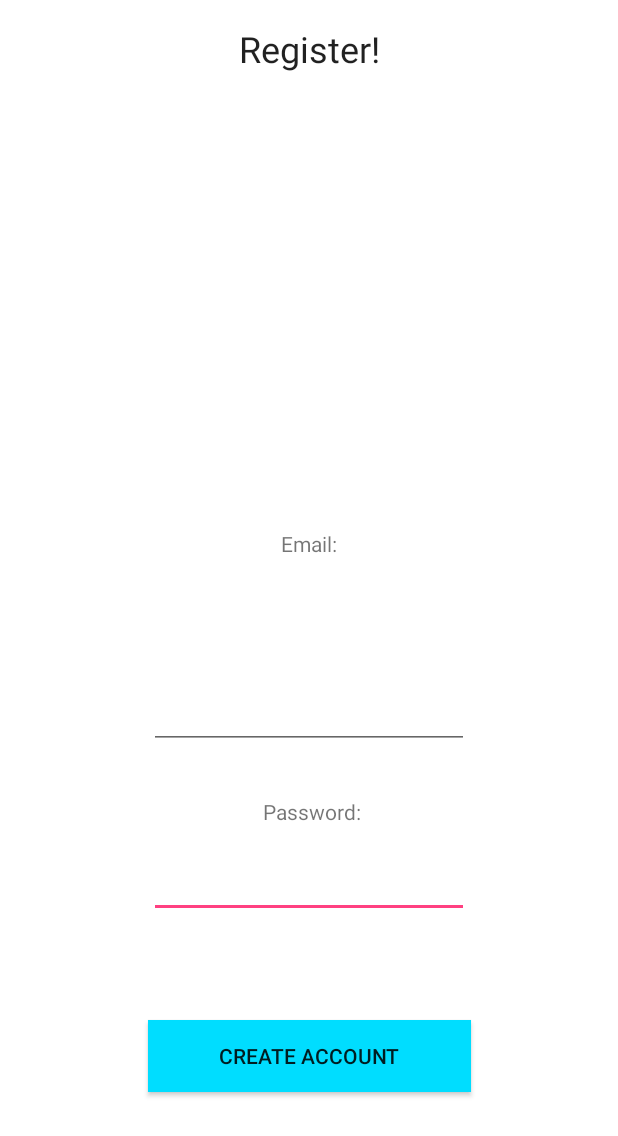
After one commit to calzoom/MDBSocials, an Android app: the layout activity_register.xml on its own in the app's theme, with its tools: preview values and no code run, on a phone screen of 412 x 824 dp. The commit adds this screen. Shown: the top 1136 px of the screen. Run offline under Robolectric (Android 15) with nearby library versions, the phone set to English and light mode, and no system bars.

Commit message:
Register Activity xml

```diff
--- a/app/src/main/java/com/example/japjot/mdbsocials/MainActivity.java
+++ b/app/src/main/java/com/example/japjot/mdbsocials/MainActivity.java
@@ -22,6 +22,7 @@ import com.google.firebase.auth.FirebaseUser;
 
 public class MainActivity extends AppCompatActivity implements View.OnClickListener{
 
+    public static String email;
     private FirebaseAuth mAuth;
     private FirebaseAuth.AuthStateListener mAuthListener;
 
@@ -66,7 +67,7 @@ public class MainActivity extends AppCompatActivity implements View.OnClickListe
             p.setVisibility(ProgressBar.VISIBLE);
 
 //            Attempt log in
-            FirebaseUtils.attemptLogin(((EditText) findViewById(R.id.editText)).getText().toString(),((EditText) findViewById(R.id.editText2)).getText().toString(),mAuth,getApplicationContext(),this);
+            FirebaseUtils.attemptLogin(((EditText) findViewById(R.id.emailAddressText)).getText().toString(),((EditText) findViewById(R.id.passwordText)).getText().toString(),mAuth,getApplicationContext(),this);
 
             p.setVisibility(View.INVISIBLE);
         }
--- a/app/src/main/java/com/example/japjot/mdbsocials/RegisterActivity.java
+++ b/app/src/main/java/com/example/japjot/mdbsocials/RegisterActivity.java
@@ -1,7 +1,16 @@
 package com.example.japjot.mdbsocials;
 
+import android.content.Intent;
+import android.os.Bundle;
+import android.support.annotation.NonNull;
 import android.support.v7.app.AppCompatActivity;
+import android.util.Log;
 import android.view.View;
+import android.widget.Button;
+import android.widget.EditText;
+
+import com.google.firebase.auth.FirebaseAuth;
+import com.google.firebase.auth.FirebaseUser;
 
 /**
  * Created by japjot on 2/21/18.
@@ -9,5 +18,62 @@ import android.view.View;
 
 class RegisterActivity extends AppCompatActivity implements View.OnClickListener{
 
-    p
+    private FirebaseAuth mAuth;
+    private FirebaseAuth.AuthStateListener mAuthListener;
+
+    @Override
+    protected void onCreate(Bundle savedInstanceState) {
+        super.onCreate(savedInstanceState);
+        setContentView(R.layout.activity_register);
+
+        //set up onclick listeners for buttons
+        Button register = (Button) findViewById(R.id.button4);
+        register.setOnClickListener(this);
+
+        mAuth = FirebaseAuth.getInstance();
+        mAuthListener = new FirebaseAuth.AuthStateListener() {
+            @Override
+            public void onAuthStateChanged(@NonNull FirebaseAuth firebaseAuth) {
+                FirebaseUser user = firebaseAuth.getCurrentUser();
+                if (user != null) {
+                    // User is signed in
+                    Log.d("Register Status", "onAuthStateChanged:signed_in:" + user.getUid());
+                    MainActivity.email = user.getEmail();
+
+                    // GO TO FEED
+
+//                    Intent intent = new Intent(getApplicationContext(),FeedActivity.class);
+//                    startActivity(intent);
+
+
+
+
+                } else {
+                    // User is signed out
+                    Log.d("Register Status", "onAuthStateChanged:signed_out");
+                }
+
+            }
+        };
+    }
+
+    @Override
+    public void onStart() {
+        super.onStart();
+        mAuth.addAuthStateListener(mAuthListener);
+    }
+    @Override
+    public void onStop() {
+        super.onStop();
+        if (mAuthListener != null) {
+            mAuth.removeAuthStateListener(mAuthListener);
+        }
+    }
+
+    public void onClick(View view) {
+        if (view.getId() == R.id.button4) {
+            FirebaseUtils.attemptRegister(((EditText) findViewById(R.id.registerEmailText)).getText().toString(),((EditText) findViewById(R.id.registerPasswordText)).getText().toString(),mAuth,getApplicationContext(),this);
+        }
+    }
+
 }
--- /dev/null
+++ b/app/src/main/res/layout/activity_register.xml
@@ -0,0 +1,99 @@
+<?xml version="1.0" encoding="utf-8"?>
+<android.support.constraint.ConstraintLayout xmlns:android="http://schemas.android.com/apk/res/android"
+    xmlns:app="http://schemas.android.com/apk/res-auto"
+    xmlns:tools="http://schemas.android.com/tools"
+    android:id="@+id/activity_register"
+    android:layout_width="match_parent"
+    android:layout_height="match_parent"
+    android:background="@android:color/background_light"
+    tools:context="com.example.japjot.mdbsocials.RegisterActivity">
+
+    <TextView
+        android:id="@+id/textView2"
+        android:layout_width="wrap_content"
+        android:layout_height="wrap_content"
+        android:layout_marginLeft="16dp"
+        android:layout_marginRight="16dp"
+        android:layout_marginTop="16dp"
+        android:text="@string/register"
+        android:textAppearance="@style/TextAppearance.AppCompat.Headline"
+        app:layout_constraintLeft_toLeftOf="parent"
+        app:layout_constraintRight_toRightOf="parent"
+        app:layout_constraintTop_toTopOf="parent" />
+
+
+    <Button
+        android:id="@+id/button4"
+        android:layout_width="215dp"
+        android:layout_height="wrap_content"
+        android:layout_marginBottom="96dp"
+        android:layout_marginLeft="16dp"
+        android:layout_marginRight="16dp"
+        android:background="@android:color/holo_blue_bright"
+        android:text="@string/create_account"
+        app:layout_constraintBottom_toBottomOf="parent"
+        app:layout_constraintHorizontal_bias="0.503"
+        app:layout_constraintLeft_toLeftOf="parent"
+        app:layout_constraintRight_toRightOf="parent" />
+
+    <TextView
+        android:id="@+id/textView4"
+        android:layout_width="wrap_content"
+        android:layout_height="wrap_content"
+        android:layout_marginBottom="8dp"
+        android:layout_marginEnd="8dp"
+        android:layout_marginStart="8dp"
+        android:layout_marginTop="8dp"
+        android:text="@string/email"
+        app:layout_constraintBottom_toTopOf="@+id/registerEmailText"
+        app:layout_constraintEnd_toEndOf="parent"
+        app:layout_constraintStart_toStartOf="parent"
+        app:layout_constraintTop_toBottomOf="@+id/textView2"
+        app:layout_constraintVertical_bias="0.8" />
+
+    <TextView
+        android:id="@+id/textView5"
+        android:layout_width="wrap_content"
+        android:layout_height="wrap_content"
+        android:layout_marginBottom="16dp"
+        android:layout_marginEnd="4dp"
+        android:layout_marginStart="8dp"
+        android:text="@string/passwordText"
+        app:layout_constraintBottom_toTopOf="@+id/registerPasswordText"
+        app:layout_constraintEnd_toEndOf="parent"
+        app:layout_constraintStart_toStartOf="parent" />
+
+    <EditText
+        android:id="@+id/registerPasswordText"
+        android:layout_width="wrap_content"
+        android:layout_height="wrap_content"
+        android:layout_marginBottom="68dp"
+        android:layout_marginEnd="8dp"
+        android:layout_marginStart="8dp"
+        android:ems="10"
+        android:inputType="textPassword"
+        app:layout_constraintBottom_toTopOf="@+id/button4"
+        app:layout_constraintEnd_toEndOf="parent"
+        app:layout_constraintStart_toStartOf="parent" />
+
+    <EditText
+        android:id="@+id/registerEmailText"
+        android:layout_width="wrap_content"
+        android:layout_height="wrap_content"
+        android:layout_marginBottom="32dp"
+        android:layout_marginEnd="8dp"
+        android:layout_marginStart="8dp"
+        android:ems="10"
+        android:inputType="textEmailAddress"
+        app:layout_constraintBottom_toTopOf="@+id/textView5"
+        app:layout_constraintEnd_toEndOf="parent"
+        app:layout_constraintStart_toStartOf="parent" />
+
+</android.support.constraint.ConstraintLayout>
+
+<!--<?xml version="1.0" encoding="utf-8"?>-->
+<!--<android.support.constraint.ConstraintLayout-->
+    <!--xmlns:android="http://schemas.android.com/apk/res/android" android:layout_width="match_parent"-->
+    <!--android:layout_height="match_parent">-->
+
+<!--</android.support.constraint.ConstraintLayout>-->
--- a/app/src/main/res/values/strings.xml
+++ b/app/src/main/res/values/strings.xml
@@ -6,4 +6,11 @@
     <string name="password">Password</string>
     <string name="email_address">Email Address</string>
     <string name="todo">TODO</string>
+    <string name="register">Register!</string>
+    <string name="email_address">Email Address</string>
+    <string name="password">Password</string>
+    <string name="create_account">Create Account</string>
+    <string name="register">Register!</string>
+    <string name="email">Email:</string>
+    <string name="passwordText">Password:</string>
 </resources>
```
